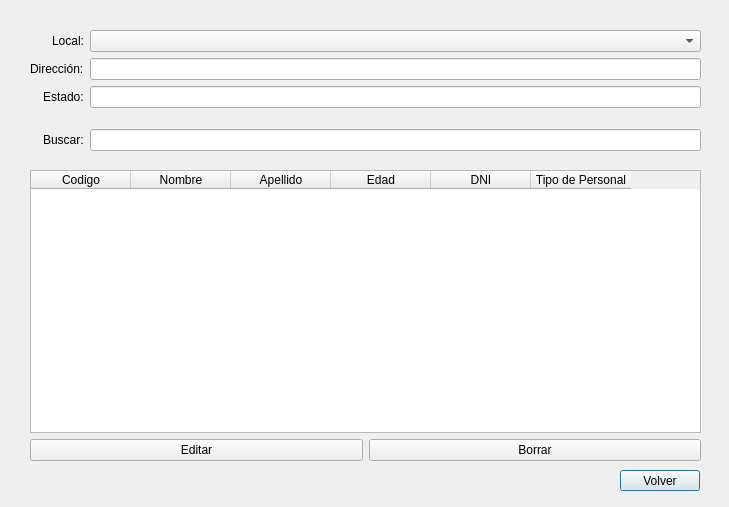
Old version of the form PAF_GUI/PAF_GRAFICA/gui/gestionarpersonalgui.ui in the repository JMOrbegoso/USS-2021-II-PP.
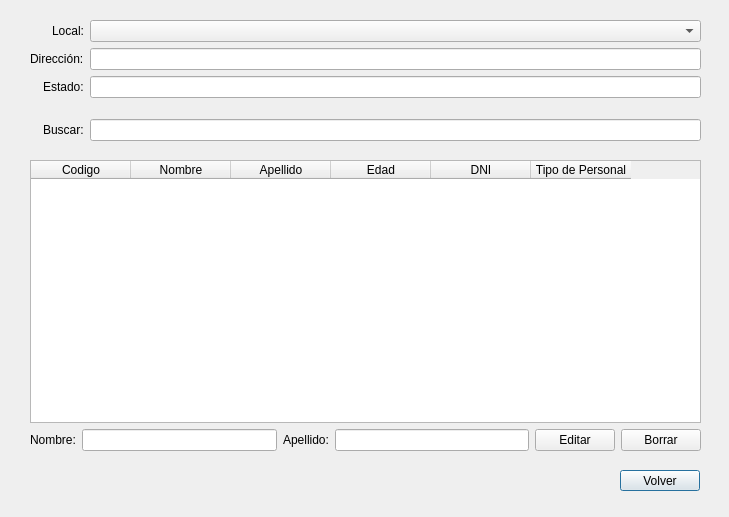
New version of the form.

```diff
--- a/PAF_GUI/PAF_GRAFICA/gui/gestionarpersonalgui.ui
+++ b/PAF_GUI/PAF_GRAFICA/gui/gestionarpersonalgui.ui
@@ -7,7 +7,7 @@
     <x>0</x>
     <y>0</y>
     <width>729</width>
-    <height>507</height>
+    <height>517</height>
    </rect>
   </property>
   <property name="windowTitle">
@@ -30,7 +30,7 @@
    <property name="geometry">
     <rect>
      <x>30</x>
-     <y>30</y>
+     <y>20</y>
      <width>671</width>
      <height>131</height>
     </rect>
@@ -107,7 +107,7 @@
    <property name="geometry">
     <rect>
      <x>30</x>
-     <y>170</y>
+     <y>160</y>
      <width>671</width>
      <height>291</height>
     </rect>
@@ -149,6 +149,26 @@
     </item>
     <item>
      <layout class="QHBoxLayout" name="horizontalLayout_4">
+      <item>
+       <widget class="QLabel" name="label_3">
+        <property name="text">
+         <string>Nombre:</string>
+        </property>
+       </widget>
+      </item>
+      <item>
+       <widget class="QLineEdit" name="txtNomPers"/>
+      </item>
+      <item>
+       <widget class="QLabel" name="label_6">
+        <property name="text">
+         <string>Apellido:</string>
+        </property>
+       </widget>
+      </item>
+      <item>
+       <widget class="QLineEdit" name="txtApePers"/>
+      </item>
       <item>
        <widget class="QPushButton" name="btnEditPers">
         <property name="text">
```
